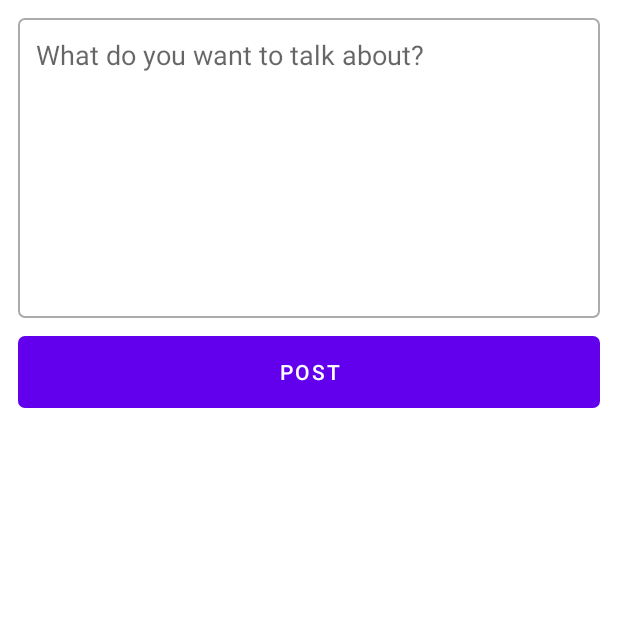
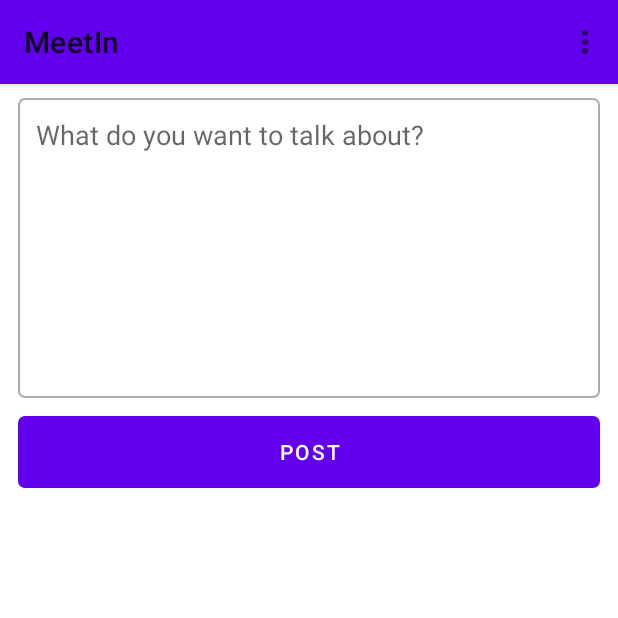
Before and after one commit to mrkc2303/MeetIn, an Android app: the CreatePostActivity screen opened directly, with no data from a screen before it, on a phone screen of 412 x 824 dp, the top half of it. Run offline under Robolectric (Android 15) with nearby library versions, the phone set to English and light mode, and no system bars; our stand-ins replace Firebase (no records; nobody signed in at launch, a user with empty details on screens opened directly).

Commit message:
Added updated toolbar and logout functionality in Add Post Page

```diff
--- a/app/src/main/java/com/example/meetin/CreatePostActivity.kt
+++ b/app/src/main/java/com/example/meetin/CreatePostActivity.kt
@@ -1,8 +1,15 @@
 package com.example.meetin
 
+import android.app.AlertDialog
+import android.content.DialogInterface
+import android.content.Intent
 import androidx.appcompat.app.AppCompatActivity
 import android.os.Bundle
+import android.view.Menu
+import android.view.MenuItem
 import com.example.meetin.daos.PostDao
+import com.google.firebase.auth.ktx.auth
+import com.google.firebase.ktx.Firebase
 import kotlinx.android.synthetic.main.activity_create_post.*
 
 class CreatePostActivity : AppCompatActivity() {
@@ -13,6 +20,7 @@ class CreatePostActivity : AppCompatActivity() {
         setContentView(R.layout.activity_create_post)
 
         postDao = PostDao()
+        setUpToolbar()
 
         postButton.setOnClickListener {
             val input = postInput.text.toString()
@@ -22,4 +30,31 @@ class CreatePostActivity : AppCompatActivity() {
             }
         }
     }
+    private fun setUpToolbar() {
+        setSupportActionBar(findViewById(R.id.mainToolbar))
+        supportActionBar?.title = "MeetIn"
+    }
+
+    override fun onCreateOptionsMenu(menu: Menu?): Boolean {
+        menuInflater.inflate(R.menu.main_menu, menu)
+        return true
+    }
+
+    override fun onOptionsItemSelected(item: MenuItem): Boolean {
+        val id = item.itemId
+        if(id == R.id.logout){
+            AlertDialog.Builder(this)
+                .setMessage("Do you sure you want to Log-out")
+                .setCancelable(false)
+                .setPositiveButton("Yes", DialogInterface.OnClickListener(){ dialogInterface: DialogInterface, i: Int ->
+                    Firebase.auth.signOut()
+                    val signInActivityIntent = Intent(this, SignInActivity::class.java)
+                    startActivity(signInActivityIntent)
+                    finish()
+                })
+                .setNegativeButton("No", null)
+                .show()
+        }
+        return super.onOptionsItemSelected(item)
+    }
 }
--- a/app/src/main/java/com/example/meetin/MainActivity.kt
+++ b/app/src/main/java/com/example/meetin/MainActivity.kt
@@ -21,7 +21,6 @@ class MainActivity : AppCompatActivity(), IPostAdapter {
 
     private lateinit var postDao: PostDao
     private lateinit var adapter: PostAdapter
-    private lateinit var toolbar: Toolbar
 
     override fun onCreate(savedInstanceState: Bundle?) {
         super.onCreate(savedInstanceState)
@@ -33,8 +32,6 @@ class MainActivity : AppCompatActivity(), IPostAdapter {
         }
 
         setUpToolbar()
-//        setSupportActionBar(findViewById(R.id.mainToolbar))
-//        supportActionBar?.setDisplayHomeAsUpEnabled(true)
         setUpRecyclerView()
     }
 
--- a/app/src/main/res/layout/activity_create_post.xml
+++ b/app/src/main/res/layout/activity_create_post.xml
@@ -6,18 +6,29 @@
     android:layout_height="match_parent"
     tools:context=".CreatePostActivity">
 
+    <androidx.appcompat.widget.Toolbar
+        android:layout_width="match_parent"
+        android:id="@+id/mainToolbar"
+        android:layout_height="?attr/actionBarSize"
+        android:background="@color/design_default_color_primary"
+        app:layout_constraintTop_toTopOf="parent"
+        android:elevation="4dp"/>
+
     <EditText
         android:id="@+id/postInput"
         android:layout_width="0dp"
         android:layout_height="200dp"
+        android:layout_marginBottom="12dp"
+        android:layout_marginLeft="12dp"
+        android:layout_marginRight="12dp"
+        android:layout_marginTop="65dp"
+        android:background="@drawable/edittext_round_shape"
+        android:gravity="top"
+        android:hint="What do you want to talk about?"
+        android:padding="12dp"
         app:layout_constraintLeft_toLeftOf="parent"
         app:layout_constraintRight_toRightOf="parent"
-        app:layout_constraintTop_toTopOf="parent"
-        android:hint="What do you want to talk about?"
-        android:gravity="top"
-        android:layout_margin="12dp"
-        android:padding="12dp"
-        android:background="@drawable/edittext_round_shape"/>
+        app:layout_constraintTop_toTopOf="parent" />
 
     <Button
         android:layout_width="0dp"
```
